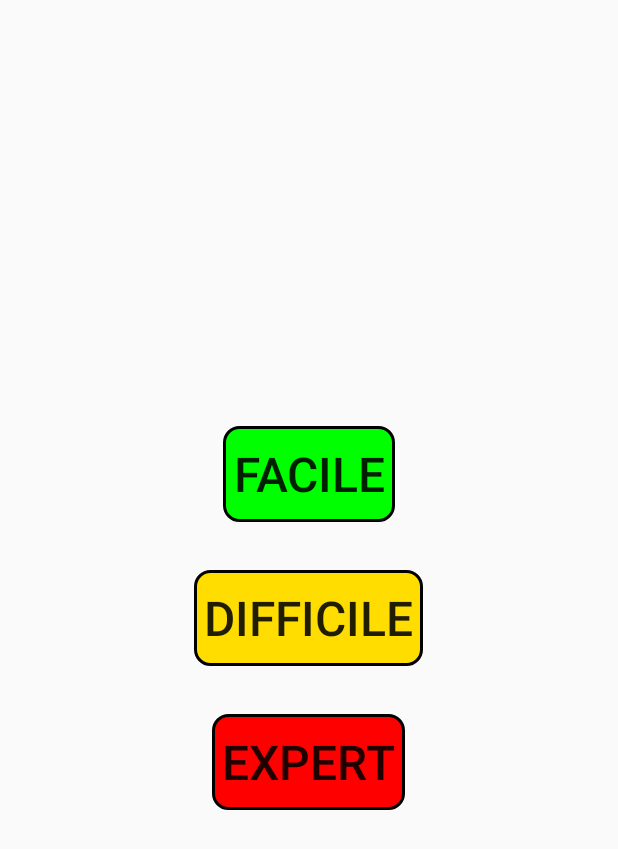
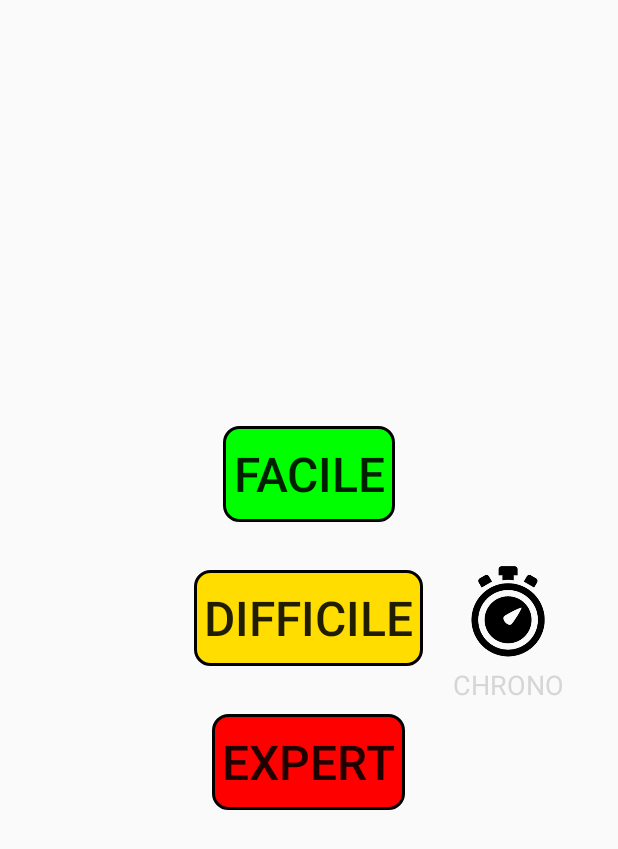
Before and after one commit to BenjaminDuchanois/ColorMemory, an Android app: the layout activity_lancement.xml on its own in the app's theme, with its tools: preview values and no code run, on a phone screen of 412 x 824 dp. Shown: the top 849 px of the screen. Run offline under Robolectric (Android 15) with nearby library versions, the phone set to English and light mode, and no system bars.

Commit message:
Ajout du mode chrono et pseudo
Correction de certains bug

```diff
--- a/app/src/main/res/layout/activity_lancement.xml
+++ b/app/src/main/res/layout/activity_lancement.xml
@@ -107,6 +107,38 @@
                         android:textSize="32dp"
                         android:layout_centerInParent="true" />
 
+                    <ImageView
+                        android:id="@+id/coche_chrono"
+                        android:layout_width="25dp"
+                        android:layout_height="25dp"
+                        android:layout_alignRight="@+id/chrono"
+                        android:layout_alignBottom="@+id/chrono"
+                        android:layout_marginEnd="5dp"
+                        android:layout_marginRight="5dp"
+                        android:layout_marginBottom="4dp"
+                        android:background="@drawable/coche"
+                        android:visibility="invisible"
+                        android:elevation="10dp"/>
+
+                    <Button
+                        android:id="@+id/chrono"
+                        android:layout_width="75dp"
+                        android:layout_height="75dp"
+                        android:layout_toRightOf="@+id/expert"
+                        android:background="@drawable/chrono"
+                        android:layout_marginLeft="32dp"
+                        android:textSize="32dp"
+                        android:layout_alignBottom="@+id/difficile"/>
+
+                    <TextView
+                        android:layout_width="wrap_content"
+                        android:layout_height="wrap_content"
+                        android:text="CHRONO"
+                        android:textSize="18dp"
+                        android:layout_below="@+id/chrono"
+                        android:layout_alignLeft="@+id/chrono"
+                        android:textColor="@color/white"/>
+
 
                 </RelativeLayout>
 
```
Also changed, not shown: app/src/main/java/com/example/colormemory/AccountActivity/SignupActivity.java (+21 -2 lines), app/src/main/java/com/example/colormemory/Jeu.java (+246 -23 lines), app/src/main/java/com/example/colormemory/MainActivity.java (+44 -13 lines), app/src/main/res/layout/activity_jeu.xml (+11 -0 lines), app/src/main/res/layout/activity_signup.xml (+8 -0 lines), app/src/main/res/drawable/chrono.png (added). Lines whose indentation alone changed are shown as unchanged.
